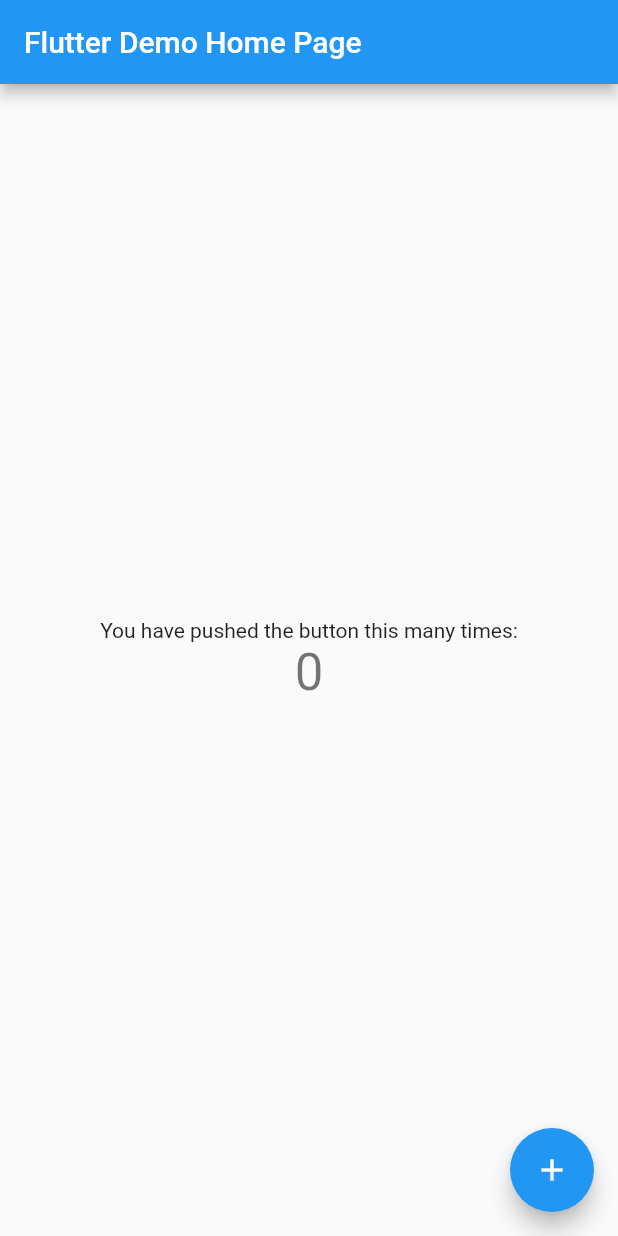
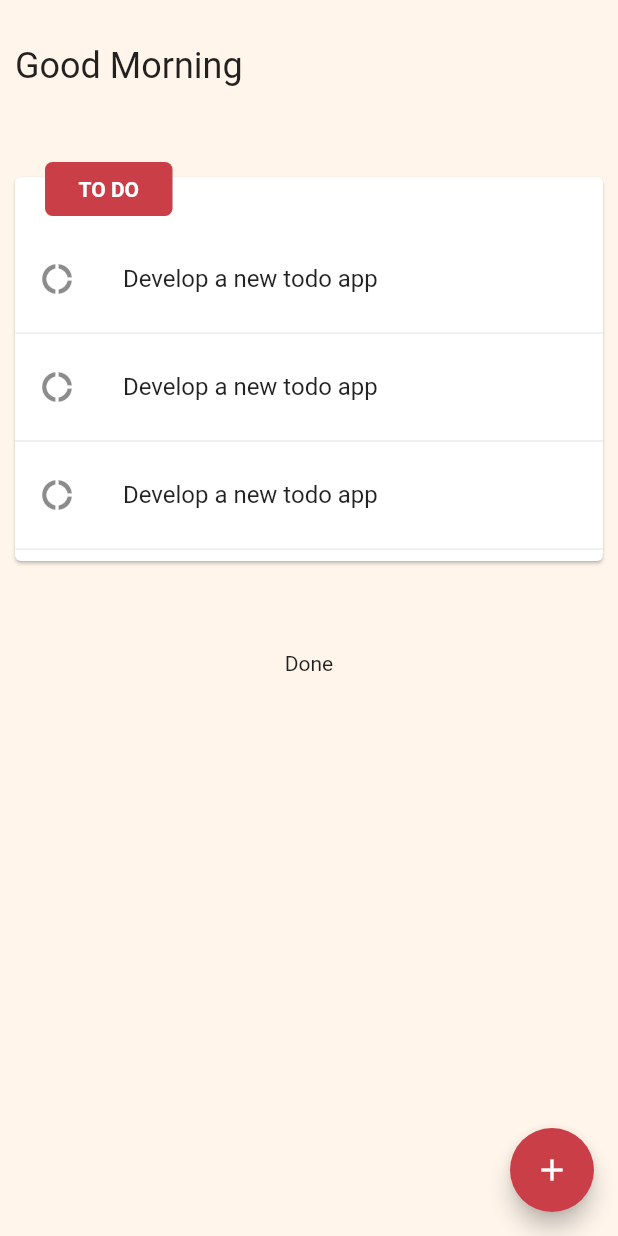
Before and after one commit to mahmudahsan/flutter_todos, a Flutter app: the screen it shows after launch, on a phone screen of 412 x 824 dp. Run offline on Flutter 3.47's test engine with Material 2 defaults, Android fonts, the phone set to English and light mode, and no system bars.

Commit message:
todos widgets is on progress

```diff
--- /dev/null
+++ b/lib/constants.dart
@@ -0,0 +1 @@
+const kAppTitle = 'What ToDO';
--- a/lib/main.dart
+++ b/lib/main.dart
@@ -1,111 +1,51 @@
+/**
+ * Created by Mahmud Ahsan
+ * https://github.com/mahmudahsan
+ */
+
 import 'package:flutter/material.dart';
+import 'package:flutter_todos/constants.dart';
+import 'package:flutter_todos/widgets/header.dart';
+import 'package:flutter_todos/widgets/todo.dart';
+import 'package:flutter_todos/widgets/done.dart';
 
-void main() => runApp(MyApp());
+void main() => runApp(TodosApp());
 
-class MyApp extends StatelessWidget {
-  // This widget is the root of your application.
+class TodosApp extends StatelessWidget {
   @override
   Widget build(BuildContext context) {
     return MaterialApp(
-      title: 'Flutter Demo',
-      theme: ThemeData(
-        // This is the theme of your application.
-        //
-        // Try running your application with "flutter run". You'll see the
-        // application has a blue toolbar. Then, without quitting the app, try
-        // changing the primarySwatch below to Colors.green and then invoke
-        // "hot reload" (press "r" in the console where you ran "flutter run",
-        // or simply save your changes to "hot reload" in a Flutter IDE).
-        // Notice that the counter didn't reset back to zero; the application
-        // is not restarted.
-        primarySwatch: Colors.blue,
+      debugShowCheckedModeBanner: false,
+      title: kAppTitle,
+      home: Scaffold(
+        backgroundColor: Color(0xfffff5eb),
+        body: SafeArea(
+          child: Column(
+            crossAxisAlignment: CrossAxisAlignment.start,
+            children: <Widget>[
+              Header(),
+              SizedBox(
+                height: 50,
+              ),
+              Todo(),
+              SizedBox(
+                height: 50,
+              ),
+              Done(),
+            ],
+          ),
+        ),
+        floatingActionButton: FloatingActionButton(
+          onPressed: () {
+            print('Add Task');
+          },
+          child: Icon(
+            Icons.add,
+            color: Colors.white,
+          ),
+          backgroundColor: Color(0xffffca3e47),
+        ),
       ),
-      home: MyHomePage(title: 'Flutter Demo Home Page'),
     );
   }
 }
-
-class MyHomePage extends StatefulWidget {
-  MyHomePage({Key key, this.title}) : super(key: key);
-
-  // This widget is the home page of your application. It is stateful, meaning
-  // that it has a State object (defined below) that contains fields that affect
-  // how it looks.
-
-  // This class is the configuration for the state. It holds the values (in this
-  // case the title) provided by the parent (in this case the App widget) and
-  // used by the build method of the State. Fields in a Widget subclass are
-  // always marked "final".
-
-  final String title;
-
-  @override
-  _MyHomePageState createState() => _MyHomePageState();
-}
-
-class _MyHomePageState extends State<MyHomePage> {
-  int _counter = 0;
-
-  void _incrementCounter() {
-    setState(() {
-      // This call to setState tells the Flutter framework that something has
-      // changed in this State, which causes it to rerun the build method below
-      // so that the display can reflect the updated values. If we changed
-      // _counter without calling setState(), then the build method would not be
-      // called again, and so nothing would appear to happen.
-      _counter++;
-    });
-  }
-
-  @override
-  Widget build(BuildContext context) {
-    // This method is rerun every time setState is called, for instance as done
-    // by the _incrementCounter method above.
-    //
-    // The Flutter framework has been optimized to make rerunning build methods
-    // fast, so that you can just rebuild anything that needs updating rather
-    // than having to individually change instances of widgets.
-    return Scaffold(
-      appBar: AppBar(
-        // Here we take the value from the MyHomePage object that was created by
-        // the App.build method, and use it to set our appbar title.
-        title: Text(widget.title),
-      ),
-      body: Center(
-        // Center is a layout widget. It takes a single child and positions it
-        // in the middle of the parent.
-        child: Column(
-          // Column is also layout widget. It takes a list of children and
-          // arranges them vertically. By default, it sizes itself to fit its
-          // children horizontally, and tries to be as tall as its parent.
-          //
-          // Invoke "debug painting" (press "p" in the console, choose the
-          // "Toggle Debug Paint" action from the Flutter Inspector in Android
-          // Studio, or the "Toggle Debug Paint" command in Visual Studio Code)
-          // to see the wireframe for each widget.
-          //
-          // Column has various properties to control how it sizes itself and
-          // how it positions its children. Here we use mainAxisAlignment to
-          // center the children vertically; the main axis here is the vertical
-          // axis because Columns are vertical (the cross axis would be
-          // horizontal).
-          mainAxisAlignment: MainAxisAlignment.center,
-          children: <Widget>[
-            Text(
-              'You have pushed the button this many times:',
-            ),
-            Text(
-              '$_counter',
-              style: Theme.of(context).textTheme.display1,
-            ),
-          ],
-        ),
-      ),
-      floatingActionButton: FloatingActionButton(
-        onPressed: _incrementCounter,
-        tooltip: 'Increment',
-        child: Icon(Icons.add),
-      ), // This trailing comma makes auto-formatting nicer for build methods.
-    );
-  }
-}
--- /dev/null
+++ b/lib/widgets/done.dart
@@ -0,0 +1,20 @@
+/**
+ * Created by Mahmud Ahsan
+ * https://github.com/mahmudahsan
+ */
+
+import 'package:flutter/material.dart';
+
+class Done extends StatefulWidget {
+  @override
+  _DoneState createState() => _DoneState();
+}
+
+class _DoneState extends State<Done> {
+  @override
+  Widget build(BuildContext context) {
+    return Center(
+      child: Text('Done'),
+    );
+  }
+}
--- /dev/null
+++ b/lib/widgets/header.dart
@@ -0,0 +1,20 @@
+/**
+ * Created by Mahmud Ahsan
+ * https://github.com/mahmudahsan
+ */
+import 'package:flutter/material.dart';
+
+class Header extends StatelessWidget {
+  @override
+  Widget build(BuildContext context) {
+    return LimitedBox(
+      child: Container(
+        padding: EdgeInsets.only(left: 10.0, top: 30.0),
+        child: Text(
+          'Good Morning',
+          style: Theme.of(context).textTheme.headline,
+        ),
+      ),
+    );
+  }
+}
--- /dev/null
+++ b/lib/widgets/shared.dart
@@ -0,0 +1,30 @@
+/**
+ * Created by Mahmud Ahsan
+ * https://github.com/mahmudahsan
+ */
+import 'package:flutter/material.dart';
+
+class Shared {
+  Widget getCardHeader(
+      {@required String text,
+      Color textColor = Colors.white,
+      int backgroundColorCode = 0xffca3e47}) {
+    return Container(
+      width: 85,
+      alignment: AlignmentDirectional.center,
+      margin: EdgeInsets.only(left: 30),
+      padding: EdgeInsets.all(10),
+      decoration: BoxDecoration(
+        borderRadius: BorderRadius.circular(5),
+        color: Color(backgroundColorCode),
+      ),
+      child: Text(
+        text,
+        style: TextStyle(
+          fontWeight: FontWeight.bold,
+          color: textColor,
+        ),
+      ),
+    );
+  }
+}
--- /dev/null
+++ b/lib/widgets/todo.dart
@@ -0,0 +1,43 @@
+/**
+ * Created by Mahmud Ahsan
+ * https://github.com/mahmudahsan
+ */
+import 'package:flutter/material.dart';
+import 'package:flutter_todos/widgets/shared.dart';
+
+class Todo extends StatefulWidget {
+  @override
+  _TodoState createState() => _TodoState();
+}
+
+class _TodoState extends State<Todo> {
+  @override
+  Widget build(BuildContext context) {
+    return Stack(
+      children: <Widget>[
+        Card(
+          margin: EdgeInsets.symmetric(vertical: 10, horizontal: 10),
+          color: Colors.white,
+          child: Column(
+            children: <Widget>[
+              SizedBox(
+                height: 40,
+              ),
+              for (int i = 0; i < 3; ++i)
+                Column(
+                  children: <Widget>[
+                    ListTile(
+                      leading: Icon(Icons.donut_large),
+                      title: Text('Develop a new todo app'),
+                    ),
+                    Divider(),
+                  ],
+                ),
+            ],
+          ),
+        ),
+        Shared().getCardHeader(text: 'TO DO'),
+      ],
+    );
+  }
+}
--- a/pubspec.yaml
+++ b/pubspec.yaml
@@ -14,7 +14,7 @@ description: A new Flutter application.
 version: 1.0.0+1
 
 environment:
-  sdk: ">=2.1.0 <3.0.0"
+  sdk: ">=2.2.2 <3.0.0"
 
 dependencies:
   flutter:
```
Also changed, not shown: pubspec.lock, 1 other file.
